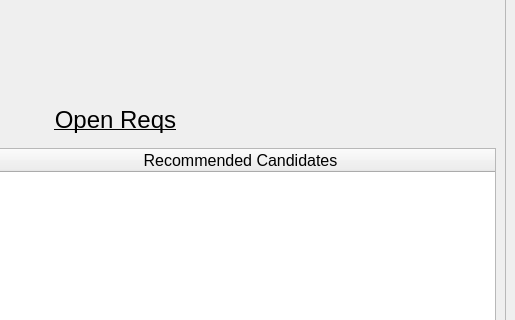
Before: the Qt Designer form GUI/UI FIles/job_order_info.ui in rvDOOM/RecruitmentSoftware430, drawn with Qt 5; both pictures show x 285 to 800 and y 161 to 481 of the 800 by 577 pixel window.
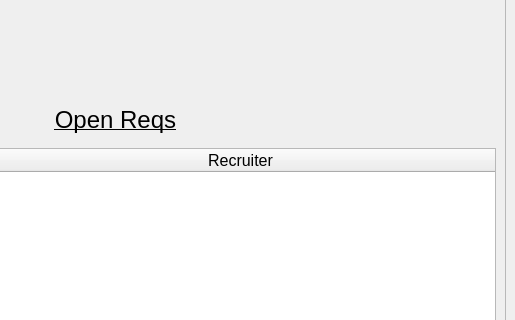
After: the same form once the commit is applied.

Commit message: Fixed 3rd col in table

```diff
--- a/GUI/UI FIles/job_order_info.ui
+++ b/GUI/UI FIles/job_order_info.ui
@@ -88,7 +88,7 @@
     </column>
     <column>
      <property name="text">
-      <string>Recommended Candidates</string>
+      <string>Recruiter</string>
      </property>
     </column>
    </widget>
```
Left out of the diff: 2 changed lines with no effect on the pictures.
